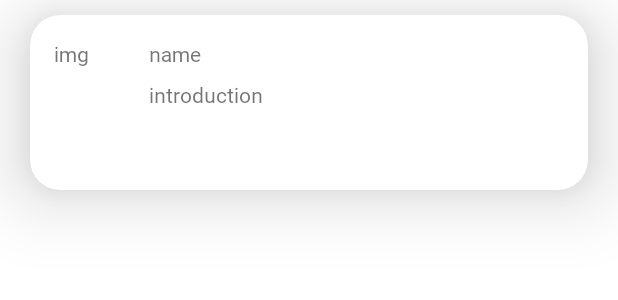
After one commit to soma-lighthouse/FE-lingo-swap, an Android app: the layout user_info_tile.xml on its own in the app's theme, with its tools: preview values and no code run, on a phone screen of 412 x 824 dp. The commit adds this screen. Shown: the top 300 px of the screen. Run offline under Robolectric (Android 15) with nearby library versions, the phone set to English and light mode, and no system bars; network calls fail.

Commit message:
[LH-46] Add home tab view holder #8

```diff
--- a/common-ui/src/main/java/com/lighthouse/android/common_ui/server_driven/viewholders/GetViewHolder.kt
+++ b/common-ui/src/main/java/com/lighthouse/android/common_ui/server_driven/viewholders/GetViewHolder.kt
@@ -2,15 +2,13 @@ package com.lighthouse.android.common_ui.server_driven.viewholders
 
 import android.view.ViewGroup
 import com.lighthouse.android.common_ui.server_driven.viewholders.default_holder.DefaultViewHolder
-import com.lighthouse.android.common_ui.server_driven.viewholders.viewholder.ChatRoomInfoViewHolder
-import com.lighthouse.android.common_ui.server_driven.viewholders.viewholder.TitleViewHolder
+import com.lighthouse.android.common_ui.server_driven.viewholders.viewholder.HomeTitleViewHolder
 import com.lighthouse.android.common_ui.server_driven.viewholders.viewholder.UnknownViewHolder
 import com.lighthouse.domain.constriant.ViewType
 
 fun getViewHolder(parent: ViewGroup, viewType: ViewType): DefaultViewHolder {
     val viewTypeList = listOf(
-        TitleViewHolder(parent),
-        ChatRoomInfoViewHolder(parent)
+        HomeTitleViewHolder(parent)
     )
 
     for (type in viewTypeList) {
--- /dev/null
+++ b/common-ui/src/main/res/layout/user_info_tile.xml
@@ -0,0 +1,67 @@
+<?xml version="1.0" encoding="utf-8"?>
+<layout xmlns:android="http://schemas.android.com/apk/res/android"
+    xmlns:app="http://schemas.android.com/apk/res-auto"
+    xmlns:tools="http://schemas.android.com/tools">
+
+    <androidx.cardview.widget.CardView
+        android:layout_width="match_parent"
+        android:layout_height="wrap_content"
+        android:layout_marginHorizontal="20dp"
+        android:layout_marginTop="10dp"
+        app:cardCornerRadius="20dp"
+        app:cardElevation="30dp"
+        app:cardPreventCornerOverlap="true">
+
+        <androidx.constraintlayout.widget.ConstraintLayout
+            android:layout_width="match_parent"
+            android:layout_height="match_parent">
+
+            <TextView
+                android:id="@+id/tv_profile_img"
+                android:layout_width="wrap_content"
+                android:layout_height="wrap_content"
+                android:layout_marginStart="16dp"
+                android:layout_marginTop="16dp"
+                app:layout_constraintStart_toStartOf="parent"
+                app:layout_constraintTop_toTopOf="parent"
+                tools:text="img" />
+
+            <TextView
+                android:id="@+id/tv_profile_name"
+                android:layout_width="wrap_content"
+                android:layout_height="wrap_content"
+                android:layout_marginStart="40dp"
+                android:layout_marginTop="16dp"
+                app:layout_constraintStart_toEndOf="@+id/tv_profile_img"
+                app:layout_constraintTop_toTopOf="parent"
+                tools:text="name" />
+
+            <TextView
+                android:id="@+id/tv_profile_intro"
+                android:layout_width="wrap_content"
+                android:layout_height="wrap_content"
+                android:layout_marginTop="8dp"
+                app:layout_constraintStart_toStartOf="@+id/tv_profile_name"
+                app:layout_constraintTop_toBottomOf="@+id/tv_profile_name"
+                tools:text="introduction" />
+
+            <androidx.recyclerview.widget.RecyclerView
+                android:id="@+id/rv_language"
+                android:layout_width="wrap_content"
+                android:layout_height="30dp"
+                android:layout_marginTop="8dp"
+                android:layout_marginBottom="16dp"
+                android:orientation="horizontal"
+                app:layout_constraintBottom_toBottomOf="parent"
+                app:layout_constraintEnd_toEndOf="parent"
+                app:layout_constraintHorizontal_bias="0.0"
+                app:layout_constraintStart_toStartOf="@+id/tv_profile_intro"
+                app:layout_constraintTop_toBottomOf="@+id/tv_profile_intro"
+                app:layout_constraintVertical_bias="1.0" />
+
+
+        </androidx.constraintlayout.widget.ConstraintLayout>
+
+
+    </androidx.cardview.widget.CardView>
+</layout>
--- a/feature/home/src/main/res/values/colors.xml
+++ b/common-ui/src/main/res/values/color.xml
@@ -1,5 +1,11 @@
 <?xml version="1.0" encoding="utf-8"?>
 <resources>
+    <color name="text_main">#262324</color>
+    <color name="main">#17a9a0</color>
+    <color name="almost_black">#181818</color>
+    <color name="brown_grey">#939393</color>
+    <color name="very_light_pink">#f2f2f2</color>
+    <color name="silver">#c7cfcd</color>
     <color name="purple_200">#FFBB86FC</color>
     <color name="purple_500">#FF6200EE</color>
     <color name="purple_700">#FF3700B3</color>
--- a/domain/src/main/java/com/lighthouse/domain/constriant/ViewType.kt
+++ b/domain/src/main/java/com/lighthouse/domain/constriant/ViewType.kt
@@ -6,8 +6,8 @@ import java.lang.reflect.Type
 enum class ViewType(
     private val viewTypeClass: Type
 ) {
-    TitleViewType(ContentVO.TitleContent::class.java),
-    ChatRoomInfoViewType(ContentVO.ChatRoomContent::class.java),
+    HomeTitleViewType(ContentVO.HomeTitleContent::class.java),
+    ChatRoomInfoViewType(ContentVO.UserInfoTile::class.java),
     UnknownViewType(ContentVO.UnknownContent::class.java);
 
 
--- a/feature/home/build.gradle.kts
+++ b/feature/home/build.gradle.kts
@@ -37,6 +37,7 @@ dependencies {
     implementation(project(":common-ui"))
 
     implementation("androidx.activity:activity-ktx:1.7.2")
+    implementation("androidx.fragment:fragment-ktx:1.6.0")
     implementation(libs.bundles.androidx.ui.foundation)
     implementation(libs.material)
     implementation(libs.constraintlayout)
```
Also changed, not shown: common-ui/src/main/java/com/lighthouse/android/common_ui/server_driven/viewholders/viewholder/HomeTitleViewHolder.kt (renamed from common-ui/src/main/java/com/lighthouse/android/common_ui/server_driven/viewholders/viewholder/TitleViewHolder.kt, +9 -13 lines), common-ui/src/main/java/com/lighthouse/android/common_ui/server_driven/viewholders/viewholder/UnknownViewHolder.kt (+4 -4 lines), common-ui/src/main/res/layout/home_info_tile.xml (added, +39 -0 lines), common-ui/src/main/res/layout/unknown_tile.xml (renamed from common-ui/src/main/res/layout/unknown_view_type.xml, +5 -11 lines), domain/src/main/java/com/lighthouse/domain/response/ContentVO.kt (+7 -8 lines).
